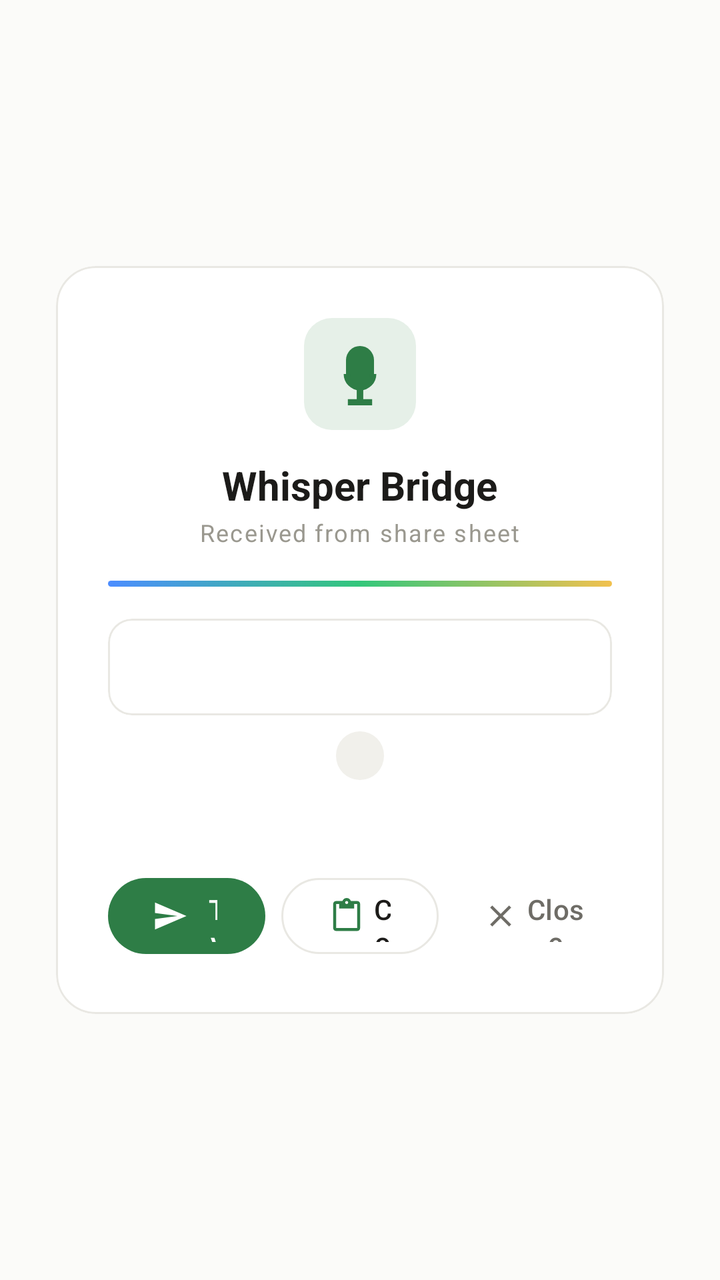
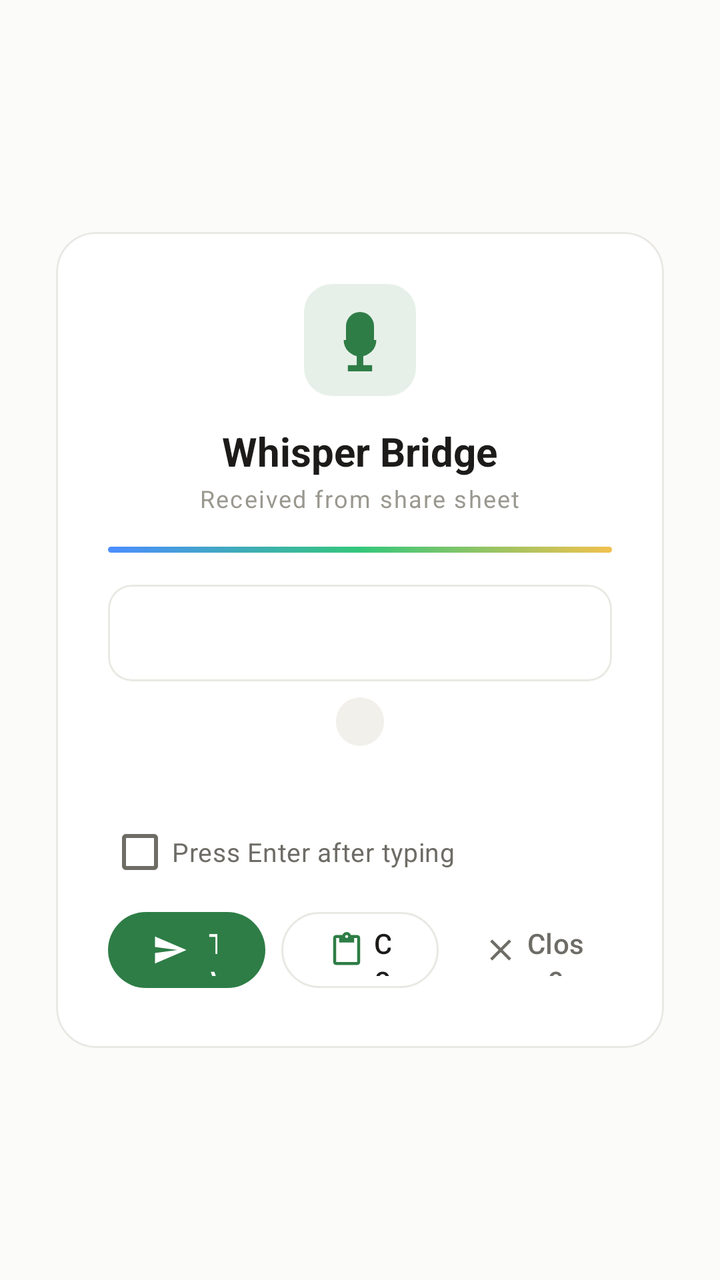

Two renders of the same Android screen: before a commit and after it. Below are the layout's source before the change and the commit's diff.
<!-- AndroidManifest.xml: activity theme Theme.WhisperBridge -->
<!-- res/layout/activity_share_receiver.xml -->
<?xml version="1.0" encoding="utf-8"?>
<LinearLayout xmlns:android="http://schemas.android.com/apk/res/android"
    xmlns:app="http://schemas.android.com/apk/res-auto"
    android:layout_width="match_parent"
    android:layout_height="match_parent"
    android:background="@color/bg"
    android:gravity="center"
    android:orientation="vertical"
    android:padding="28dp">

    <com.google.android.material.card.MaterialCardView
        android:layout_width="match_parent"
        android:layout_height="wrap_content"
        app:cardBackgroundColor="@color/card_bg"
        app:cardCornerRadius="20dp"
        app:cardElevation="0dp"
        app:strokeColor="@color/border"
        app:strokeWidth="1dp">

        <LinearLayout
            android:layout_width="match_parent"
            android:layout_height="wrap_content"
            android:gravity="center_horizontal"
            android:orientation="vertical"
            android:padding="26dp">

            <ImageView
                android:layout_width="56dp"
                android:layout_height="56dp"
                android:src="@drawable/brand_mark" />

            <TextView
                android:layout_width="wrap_content"
                android:layout_height="wrap_content"
                android:layout_marginTop="14dp"
                android:text="Whisper Bridge"
                android:textColor="@color/text_primary"
                android:textSize="20sp"
                android:textStyle="bold" />

            <TextView
                android:layout_width="wrap_content"
                android:layout_height="wrap_content"
                android:layout_marginTop="2dp"
                android:letterSpacing="0.06"
                android:text="Received from share sheet"
                android:textColor="@color/text_tertiary"
                android:textSize="12sp" />

            <View
                android:layout_width="match_parent"
                android:layout_height="3dp"
                android:layout_marginTop="16dp"
                android:background="@drawable/gradient_accent" />

            <com.google.android.material.card.MaterialCardView
                android:layout_width="match_parent"
                android:layout_height="wrap_content"
                android:layout_marginTop="16dp"
                app:cardBackgroundColor="@color/card_bg"
                app:cardCornerRadius="12dp"
                app:cardElevation="0dp"
                app:strokeColor="@color/border"
                app:strokeWidth="1dp">

                <TextView
                    android:id="@+id/tvPreview"
                    android:layout_width="match_parent"
                    android:layout_height="wrap_content"
                    android:maxLines="6"
                    android:padding="14dp"
                    android:scrollbars="vertical"
                    android:textColor="@color/text_primary"
                    android:textSize="15sp" />
            </com.google.android.material.card.MaterialCardView>

            <TextView
                android:id="@+id/tvCharCount"
                android:layout_width="wrap_content"
                android:layout_height="wrap_content"
                android:layout_marginTop="8dp"
                android:background="@drawable/bg_chip"
                android:paddingHorizontal="12dp"
                android:paddingVertical="4dp"
                android:textColor="@color/text_secondary"
                android:textSize="12sp" />

            <ProgressBar
                android:id="@+id/progress"
                style="?android:attr/progressBarStyleSmall"
                android:layout_width="24dp"
                android:layout_height="24dp"
                android:layout_marginTop="14dp"
                android:indeterminateTint="@color/accent"
                android:visibility="gone" />

            <TextView
                android:id="@+id/tvStatus"
                android:layout_width="wrap_content"
                android:layout_height="wrap_content"
                android:layout_marginTop="8dp"
                android:textColor="@color/text_secondary"
                android:textSize="14sp" />

            <LinearLayout
                android:layout_width="match_parent"
                android:layout_height="wrap_content"
                android:layout_marginTop="18dp"
                android:orientation="horizontal">

                <com.google.android.material.button.MaterialButton
                    android:id="@+id/btnSend"
                    android:layout_width="0dp"
                    android:layout_height="46dp"
                    android:layout_weight="1"
                    android:text="Type"
                    android:textSize="14sp"
                    app:backgroundTint="@color/accent"
                    app:cornerRadius="999dp"
                    app:icon="@drawable/ic_send"
                    app:iconGravity="textStart"
                    app:iconTint="@android:color/white"
                    app:shapeAppearanceOverlay="@style/ShapeKomodosPill" />

                <com.google.android.material.button.MaterialButton
                    android:id="@+id/btnClipboard"
                    style="@style/Widget.Material3.Button.OutlinedButton"
                    android:layout_width="0dp"
                    android:layout_height="46dp"
                    android:layout_marginStart="8dp"
                    android:layout_weight="1"
                    android:text="Copy"
                    android:textColor="@color/text_primary"
                    android:textSize="14sp"
                    app:cornerRadius="999dp"
                    app:icon="@drawable/ic_clipboard"
                    app:iconGravity="textStart"
                    app:iconTint="@color/accent"
                    app:shapeAppearanceOverlay="@style/ShapeKomodosPill"
                    app:strokeColor="@color/border" />

                <com.google.android.material.button.MaterialButton
                    android:id="@+id/btnDismiss"
                    style="@style/Widget.Material3.Button.TextButton"
                    android:layout_width="0dp"
                    android:layout_height="46dp"
                    android:layout_marginStart="8dp"
                    android:layout_weight="1"
                    android:text="Close"
                    android:textColor="@color/text_secondary"
                    android:textSize="14sp"
                    app:cornerRadius="999dp"
                    app:icon="@drawable/ic_close"
                    app:iconGravity="textStart"
                    app:iconTint="@color/text_secondary"
                    app:shapeAppearanceOverlay="@style/ShapeKomodosPill" />
            </LinearLayout>
        </LinearLayout>
    </com.google.android.material.card.MaterialCardView>
</LinearLayout>
<!-- resources referenced by this layout -->
<resources>
  <color name="accent">#2E7D46</color>
  <color name="bg">#FBFBF9</color>
  <color name="border">#E9E8E3</color>
  <color name="card_bg">#FFFFFF</color>
  <color name="text_primary">#1C1B19</color>
  <color name="text_secondary">#6E6C66</color>
  <color name="text_tertiary">#9A988F</color>
  <!-- drawable bg_chip (drawable) -->
  <?xml version="1.0" encoding="utf-8"?>
  <shape xmlns:android="http://schemas.android.com/apk/res/android"
      android:shape="rectangle">
      <corners android:radius="999dp" />
      <solid android:color="@color/chip_bg" />
  </shape>
  <!-- drawable brand_mark (drawable) -->
  <?xml version="1.0" encoding="utf-8"?>
  <vector xmlns:android="http://schemas.android.com/apk/res/android"
      android:width="32dp"
      android:height="32dp"
      android:viewportWidth="24"
      android:viewportHeight="24">
      <path
          android:fillColor="@color/green_soft"
          android:pathData="M6,0 H18 A6,6 0 0 1 24,6 V18 A6,6 0 0 1 18,24 H6 A6,6 0 0 1 0,18 V6 A6,6 0 0 1 6,0 Z" />
      <path
          android:fillColor="@color/accent"
          android:pathData="M12,6 a3,3 0 0 1 3,3 v3 a3,3 0 0 1 -6,0 v-3 a3,3 0 0 1 3,-3 z" />
      <path
          android:fillColor="@color/accent"
          android:pathData="M8.5,12 a3.5,3.5 0 0 0 7,0 h-1.4 a2.1,2.1 0 0 1 -4.2,0 z" />
      <path
          android:fillColor="@color/accent"
          android:pathData="M11.3,15.4 h1.4 v2.2 h-1.4 z" />
      <path
          android:fillColor="@color/accent"
          android:pathData="M9.4,17.4 h5.2 v1.3 h-5.2 z" />
  </vector>
  <!-- drawable gradient_accent (drawable) -->
  <?xml version="1.0" encoding="utf-8"?>
  <shape xmlns:android="http://schemas.android.com/apk/res/android"
      android:shape="rectangle">
      <corners android:radius="2dp" />
      <gradient
          android:type="linear"
          android:angle="0"
          android:startColor="@color/grad_blue"
          android:centerColor="@color/grad_green"
          android:endColor="@color/grad_amber" />
  </shape>
  <!-- drawable ic_clipboard (drawable) -->
  <?xml version="1.0" encoding="utf-8"?>
  <vector xmlns:android="http://schemas.android.com/apk/res/android"
      android:width="24dp" android:height="24dp"
      android:viewportWidth="24" android:viewportHeight="24">
      <path android:fillColor="@color/text_secondary"
          android:pathData="M19,2 h-4.18 C14.4,0.84 13.3,0 12,0 c-1.3,0 -2.4,0.84 -2.82,2 H5 c-1.1,0 -2,0.9 -2,2 v16 c0,1.1 0.9,2 2,2 h14 c1.1,0 2,-0.9 2,-2 V4 c0,-1.1 -0.9,-2 -2,-2 z m-7,0 c0.55,0 1,0.45 1,1 s-0.45,1 -1,1 s-1,-0.45 -1,-1 s0.45,-1 1,-1 z m7,18 H5 V4 h2 v3 h10 V4 h2 v16 z" />
  </vector>
  <!-- drawable ic_close (drawable) -->
  <?xml version="1.0" encoding="utf-8"?>
  <vector xmlns:android="http://schemas.android.com/apk/res/android"
      android:width="24dp" android:height="24dp"
      android:viewportWidth="24" android:viewportHeight="24">
      <path android:fillColor="@color/text_secondary"
          android:pathData="M19,6.41 L17.59,5 L12,10.59 L6.41,5 L5,6.41 L10.59,12 L5,17.59 L6.41,19 L12,13.41 L17.59,19 L19,17.59 L13.41,12 z" />
  </vector>
  <!-- drawable ic_send (drawable) -->
  <?xml version="1.0" encoding="utf-8"?>
  <vector xmlns:android="http://schemas.android.com/apk/res/android"
      android:width="24dp" android:height="24dp"
      android:viewportWidth="24" android:viewportHeight="24">
      <path android:fillColor="@color/text_secondary"
          android:pathData="M2.01,21 L23,12 L2.01,3 L2,10 l15,2 -15,2 z" />
  </vector>
  <style name="ShapeKomodosPill">
          <item name="cornerFamily">rounded</item>
          <item name="cornerSize">50%</item>
      </style>
  <color name="chip_bg">#F1F0EB</color>
  <color name="green_soft">#E6F0E8</color>
  <color name="grad_blue">#4C8DFF</color>
  <color name="grad_green">#34C77B</color>
  <color name="grad_amber">#F2C14E</color>
  <color name="on_neutral">#FFFFFF</color>
  <color name="green_text">#2E7D46</color>
  <color name="surface">#F6F6F3</color>
  <!-- unchanged entries left out for length: 1 -->
</resources>

<!-- the commit's change to res/layout/activity_share_receiver.xml (unified diff, before → after) -->
@@ -102,10 +102,21 @@
                 android:textColor="@color/text_secondary"
                 android:textSize="14sp" />
 
+            <CheckBox
+                android:id="@+id/cbEnterAfter"
+                android:layout_width="match_parent"
+                android:layout_height="wrap_content"
+                android:layout_marginTop="8dp"
+                android:text="Press Enter after typing"
+                android:textColor="@color/text_secondary"
+                android:textSize="13sp"
+                android:buttonTint="@color/accent"
+                android:minHeight="36dp" />
+
             <LinearLayout
                 android:layout_width="match_parent"
                 android:layout_height="wrap_content"
-                android:layout_marginTop="18dp"
+                android:layout_marginTop="8dp"
                 android:orientation="horizontal">
 
                 <com.google.android.material.button.MaterialButton
